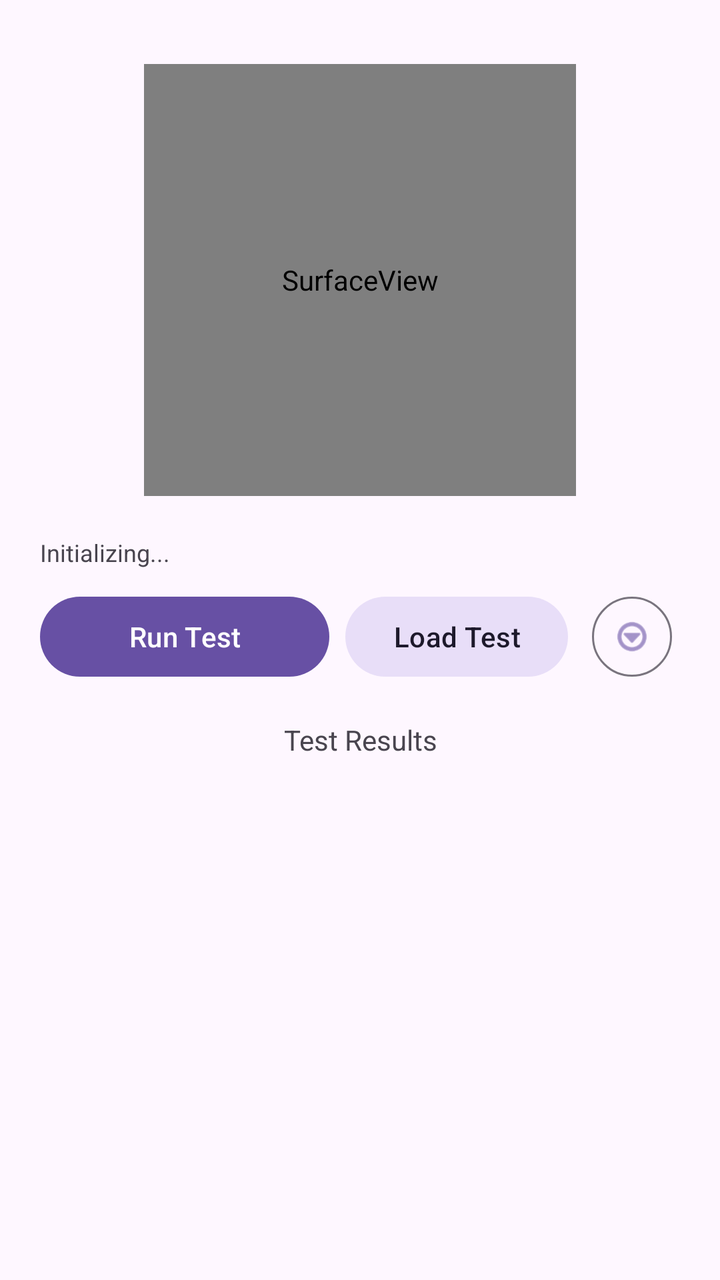
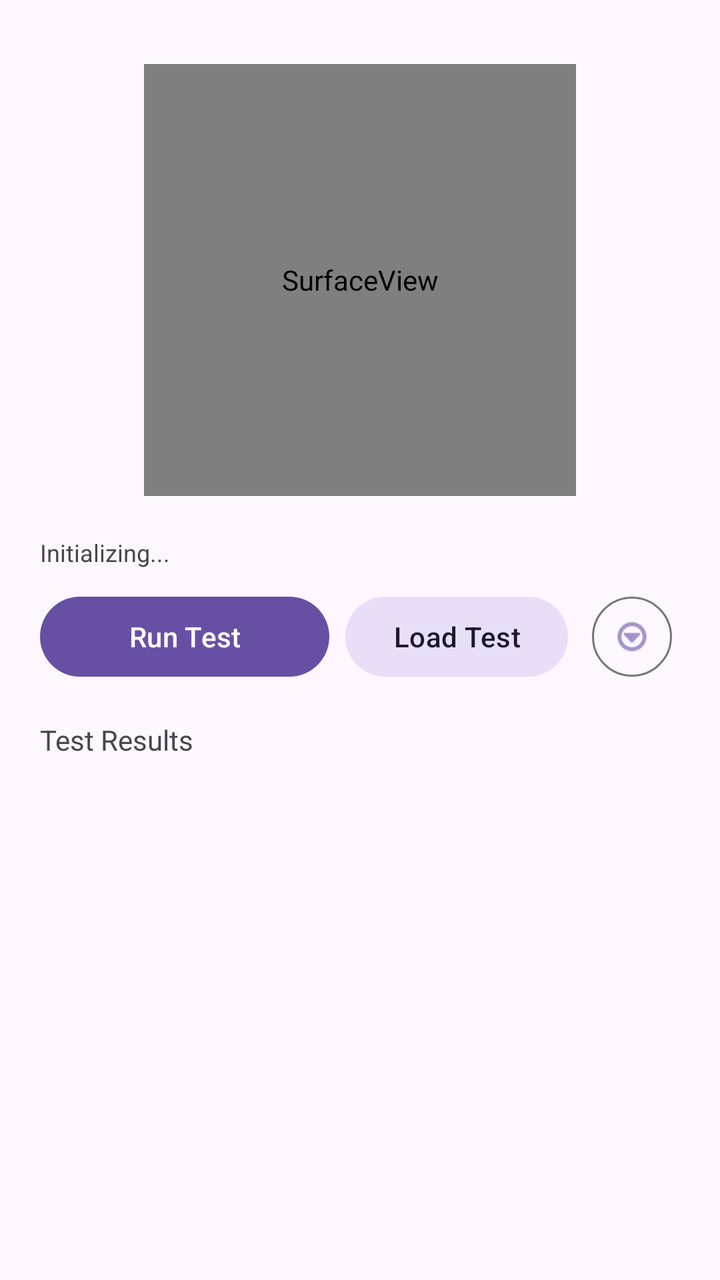

Screens rendered from an Android XML layout before and after an edit, with the pre-edit source and the edit as a unified diff.
<!-- AndroidManifest.xml: application theme Theme.Material3.DayNight.NoActionBar -->
<!-- res/layout/activity_main.xml -->
<?xml version="1.0" encoding="utf-8"?>
<androidx.constraintlayout.widget.ConstraintLayout
    xmlns:android="http://schemas.android.com/apk/res/android"
    xmlns:app="http://schemas.android.com/apk/res-auto"
    android:layout_width="match_parent"
    android:layout_height="match_parent">

    <FrameLayout
        android:id="@+id/surface_container"
        android:layout_width="0dp"
        android:layout_height="0dp"
        app:layout_constraintDimensionRatio="1:1"
        app:layout_constraintWidth_percent="0.6"
        android:layout_marginTop="32dp"
        app:layout_constraintTop_toTopOf="parent"
        app:layout_constraintStart_toStartOf="parent"
        app:layout_constraintEnd_toEndOf="parent">

        <SurfaceView
            android:id="@+id/surface_view"
            android:layout_width="match_parent"
            android:layout_height="match_parent" />
    </FrameLayout>

    <LinearLayout
        android:id="@+id/controls_container"
        android:layout_width="0dp"
        android:layout_height="wrap_content"
        android:orientation="vertical"
        android:paddingStart="20dp"
        android:paddingEnd="20dp"
        android:paddingTop="20dp"
        android:paddingBottom="0dp"
        app:layout_constraintTop_toBottomOf="@id/surface_container"
        app:layout_constraintStart_toStartOf="parent"
        app:layout_constraintEnd_toEndOf="parent">

        <TextView
            android:id="@+id/status_text"
            android:layout_width="match_parent"
            android:layout_height="wrap_content"
            android:text="Initializing..."
            android:textSize="12sp" />

        <LinearLayout
            android:layout_width="match_parent"
            android:layout_height="wrap_content"
            android:orientation="vertical"
            android:paddingTop="10dp"
            android:paddingBottom="10dp">

            <LinearLayout
                android:layout_width="match_parent"
                android:layout_height="wrap_content"
                android:orientation="horizontal"
                android:gravity="center_vertical"
                android:paddingBottom="8dp">

                <com.google.android.material.button.MaterialButton
                    android:id="@+id/run_button"
                    android:layout_width="0dp"
                    android:layout_height="wrap_content"
                    android:layout_weight="1"
                    style="@style/Widget.Material3.Button"
                    android:text="Run Test" />

                <com.google.android.material.button.MaterialButton
                    android:id="@+id/load_button"
                    android:layout_width="wrap_content"
                    android:layout_height="wrap_content"
                    style="@style/Widget.Material3.Button.TonalButton"
                    android:text="Load Test"
                    android:layout_marginStart="8dp"/>

                <com.google.android.material.button.MaterialButton
                    android:id="@+id/options_button"
                    android:layout_width="wrap_content"
                    android:layout_height="wrap_content"
                    style="@style/Widget.Material3.Button.IconButton.Outlined"
                    app:icon="@android:drawable/ic_menu_more"
                    android:contentDescription="More Options"
                    android:layout_marginStart="8dp"/>
            </LinearLayout>

            
            <LinearLayout
                android:id="@+id/enhancement_container"
                android:layout_width="match_parent"
                android:layout_height="wrap_content"
                android:orientation="horizontal"
                android:gravity="center_vertical"
                android:visibility="gone"
                android:paddingBottom="8dp">

                <TextView
                    android:id="@+id/enhancement_label"
                    android:layout_width="wrap_content"
                    android:layout_height="wrap_content"
                    android:text="Enhancement: 1.0x"
                    android:textSize="12sp"
                    android:minWidth="120dp" />

                <SeekBar
                    android:id="@+id/enhancement_slider"
                    android:layout_width="0dp"
                    android:layout_height="wrap_content"
                    android:layout_weight="1"
                    android:max="100"
                    android:progress="0" />
            </LinearLayout>
        </LinearLayout>

        <TextView
            android:id="@+id/test_results_header"
            android:layout_width="match_parent"
            android:layout_height="wrap_content"
            android:text="Test Results"
            android:gravity="center"
            android:textSize="14sp"
            android:paddingTop="0dp"
            android:paddingBottom="8dp" />

    </LinearLayout>

    <ScrollView
        android:layout_width="0dp"
        android:layout_height="0dp"
        app:layout_constraintTop_toBottomOf="@id/controls_container"
        app:layout_constraintBottom_toBottomOf="parent"
        app:layout_constraintStart_toStartOf="parent"
        app:layout_constraintEnd_toEndOf="parent">

        <LinearLayout
            android:layout_width="match_parent"
            android:layout_height="wrap_content"
            android:orientation="vertical"
            android:paddingStart="20dp"
            android:paddingEnd="20dp"
            android:paddingBottom="20dp">

            <LinearLayout
                android:id="@+id/results_container"
                android:layout_width="match_parent"
                android:layout_height="wrap_content"
                android:orientation="vertical" />

        </LinearLayout>
    </ScrollView>

</androidx.constraintlayout.widget.ConstraintLayout>
<!-- resources referenced by this layout -->
<resources>

</resources>

<!-- the commit's change to res/layout/activity_main.xml (unified diff, before → after) -->
@@ -27,6 +27,7 @@
         android:layout_width="0dp"
         android:layout_height="wrap_content"
         android:orientation="vertical"
+        android:gravity="center_horizontal"
         android:paddingStart="20dp"
         android:paddingEnd="20dp"
         android:paddingTop="20dp"
@@ -84,6 +85,53 @@
 
             
             <LinearLayout
+                android:id="@+id/backend_filter_container"
+                android:layout_width="match_parent"
+                android:layout_height="wrap_content"
+                android:orientation="horizontal"
+                android:gravity="center_vertical"
+                android:visibility="gone"
+                android:paddingBottom="8dp">
+
+                <TextView
+                    android:layout_width="wrap_content"
+                    android:layout_height="wrap_content"
+                    android:text="Backend:"
+                    android:textSize="12sp"
+                    android:minWidth="120dp" />
+
+                <RadioGroup
+                    android:id="@+id/backend_radio_group"
+                    android:layout_width="match_parent"
+                    android:layout_height="wrap_content"
+                    android:orientation="horizontal">
+
+                    <RadioButton
+                        android:id="@+id/radio_both"
+                        android:layout_width="wrap_content"
+                        android:layout_height="wrap_content"
+                        android:text="Both"
+                        android:textSize="12sp"
+                        android:checked="true" />
+
+                    <RadioButton
+                        android:id="@+id/radio_gles"
+                        android:layout_width="wrap_content"
+                        android:layout_height="wrap_content"
+                        android:text="GLES"
+                        android:textSize="12sp" />
+
+                    <RadioButton
+                        android:id="@+id/radio_vulkan"
+                        android:layout_width="wrap_content"
+                        android:layout_height="wrap_content"
+                        android:text="Vulkan"
+                        android:textSize="12sp" />
+                </RadioGroup>
+            </LinearLayout>
+
+            
+            <LinearLayout
                 android:id="@+id/enhancement_container"
                 android:layout_width="match_parent"
                 android:layout_height="wrap_content"
@@ -115,10 +163,19 @@
             android:layout_width="match_parent"
             android:layout_height="wrap_content"
             android:text="Test Results"
-            android:gravity="center"
             android:textSize="14sp"
             android:paddingTop="0dp"
-            android:paddingBottom="8dp" />
+            android:paddingBottom="12dp" />
+
+        <ProgressBar
+            android:id="@+id/test_progress"
+            style="?android:attr/progressBarStyleHorizontal"
+            android:gravity="center"
+            android:layout_width="200dp"
+            android:layout_height="4dp"
+            android:layout_marginTop="4dp"
+            android:layout_marginBottom="12dp"
+            android:visibility="gone" />
 
     </LinearLayout>
 
